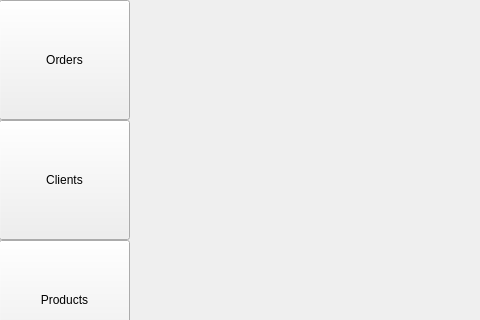
dkhwang118/InvApp, file Views/view_main_ui.ui: the form before one commit; both pictures show x 0 to 480 and y 0 to 320 of the 1200 by 720 pixel window.
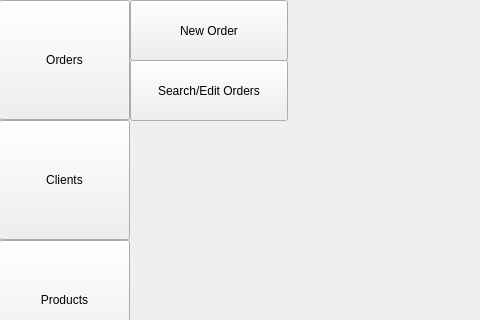
The form after the commit.

Commit message: Custom main window now shows w/ MVC code

Diff of the .ui file:
```diff
--- a/Views/view_main_ui.ui
+++ b/Views/view_main_ui.ui
@@ -146,6 +146,44 @@
      <set>Qt::AlignCenter</set>
     </property>
    </widget>
+   <widget class="QPushButton" name="ux_pButton_searchEditOrders">
+    <property name="geometry">
+     <rect>
+      <x>130</x>
+      <y>60</y>
+      <width>158</width>
+      <height>61</height>
+     </rect>
+    </property>
+    <property name="sizePolicy">
+     <sizepolicy hsizetype="Minimum" vsizetype="Expanding">
+      <horstretch>0</horstretch>
+      <verstretch>0</verstretch>
+     </sizepolicy>
+    </property>
+    <property name="text">
+     <string>Search/Edit Orders</string>
+    </property>
+   </widget>
+   <widget class="QPushButton" name="ux_pButton_newOrder">
+    <property name="geometry">
+     <rect>
+      <x>130</x>
+      <y>0</y>
+      <width>158</width>
+      <height>61</height>
+     </rect>
+    </property>
+    <property name="sizePolicy">
+     <sizepolicy hsizetype="Minimum" vsizetype="Expanding">
+      <horstretch>0</horstretch>
+      <verstretch>0</verstretch>
+     </sizepolicy>
+    </property>
+    <property name="text">
+     <string>New Order</string>
+    </property>
+   </widget>
   </widget>
  </widget>
  <resources/>
```
The commit also changes 5 other files.
